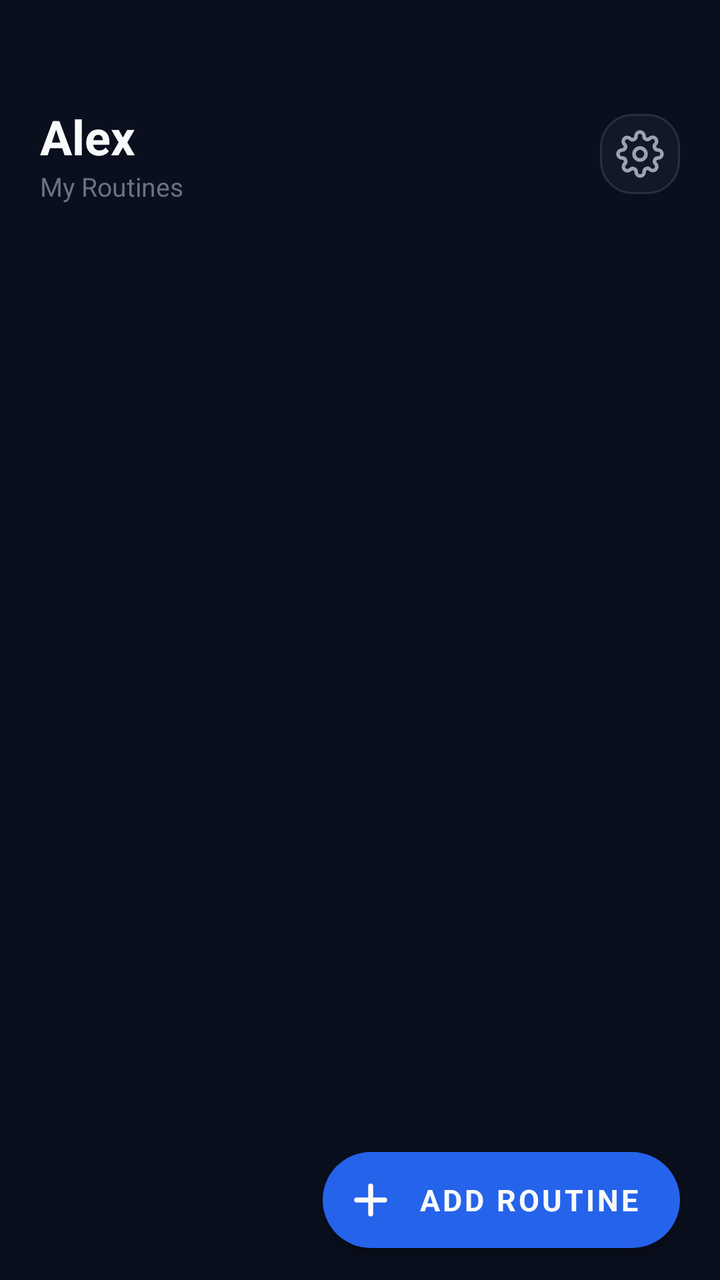
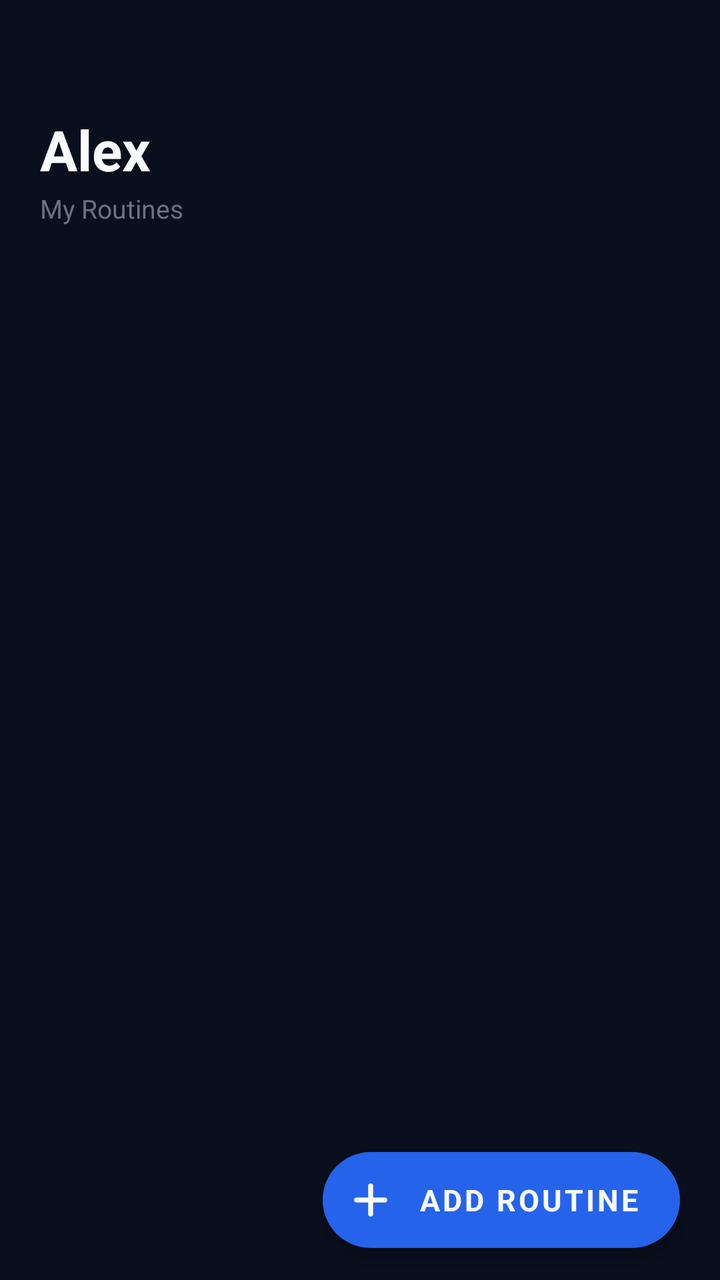

Before-and-after screenshots of an Android layout around one commit, followed by the original layout XML and the change that was made.
<!-- AndroidManifest.xml: application theme Theme.GymbroMAD -->
<!-- res/layout/fragment_routines.xml -->
<?xml version="1.0" encoding="utf-8"?>
<androidx.coordinatorlayout.widget.CoordinatorLayout
    xmlns:android="http://schemas.android.com/apk/res/android"
    xmlns:app="http://schemas.android.com/apk/res-auto"
    android:layout_width="match_parent"
    android:layout_height="match_parent"
    android:background="@color/bg_dark">

    <androidx.constraintlayout.widget.ConstraintLayout
        android:layout_width="match_parent"
        android:layout_height="match_parent">

        
        <LinearLayout
            android:id="@+id/top_bar"
            android:layout_width="0dp"
            android:layout_height="wrap_content"
            android:orientation="horizontal"
            android:gravity="center_vertical"
            android:paddingStart="20dp"
            android:paddingEnd="20dp"
            android:paddingTop="52dp"
            android:paddingBottom="8dp"
            app:layout_constraintTop_toTopOf="parent"
            app:layout_constraintStart_toStartOf="parent"
            app:layout_constraintEnd_toEndOf="parent">

            
            <LinearLayout
                android:layout_width="0dp"
                android:layout_height="wrap_content"
                android:layout_weight="1"
                android:orientation="vertical">

                <TextView
                    android:id="@+id/tv_user_name"
                    android:layout_width="wrap_content"
                    android:layout_height="wrap_content"
                    android:text="Alex"
                    android:textColor="@color/text_primary"
                    android:textSize="24sp"
                    android:textStyle="bold" />

                <TextView
                    android:layout_width="wrap_content"
                    android:layout_height="wrap_content"
                    android:text="My Routines"
                    android:textColor="@color/text_muted"
                    android:textSize="13sp" />

            </LinearLayout>

            
            <ImageButton
                android:id="@+id/btn_settings"
                android:layout_width="40dp"
                android:layout_height="40dp"
                android:src="@drawable/ic_settings"
                android:background="@drawable/bg_stat_card"
                android:padding="8dp"
                android:contentDescription="Settings"
                android:clickable="true"
                android:focusable="true" />

        </LinearLayout>

        
        <androidx.recyclerview.widget.RecyclerView
            android:id="@+id/rv_routines"
            android:layout_width="0dp"
            android:layout_height="0dp"
            android:scrollbars="none"
            android:clipToPadding="false"
            android:paddingTop="8dp"
            android:paddingBottom="100dp"
            app:layout_constraintTop_toBottomOf="@id/top_bar"
            app:layout_constraintBottom_toBottomOf="parent"
            app:layout_constraintStart_toStartOf="parent"
            app:layout_constraintEnd_toEndOf="parent" />

        
        <LinearLayout
            android:id="@+id/empty_routines"
            android:layout_width="wrap_content"
            android:layout_height="wrap_content"
            android:orientation="vertical"
            android:gravity="center"
            android:visibility="gone"
            app:layout_constraintTop_toBottomOf="@id/top_bar"
            app:layout_constraintBottom_toBottomOf="parent"
            app:layout_constraintStart_toStartOf="parent"
            app:layout_constraintEnd_toEndOf="parent">

            <TextView
                android:layout_width="wrap_content"
                android:layout_height="wrap_content"
                android:text="📋"
                android:textSize="48sp" />

            <TextView
                android:layout_width="wrap_content"
                android:layout_height="wrap_content"
                android:text="No routines yet"
                android:textColor="@color/text_primary"
                android:textSize="18sp"
                android:textStyle="bold"
                android:layout_marginTop="12dp" />

            <TextView
                android:layout_width="wrap_content"
                android:layout_height="wrap_content"
                android:text="Tap + to create your first routine"
                android:textColor="@color/text_secondary"
                android:textSize="14sp"
                android:layout_marginTop="6dp" />

        </LinearLayout>

    </androidx.constraintlayout.widget.ConstraintLayout>

    
    <com.google.android.material.floatingactionbutton.ExtendedFloatingActionButton
        android:id="@+id/fab_add_routine"
        android:layout_width="wrap_content"
        android:layout_height="wrap_content"
        android:text="Add Routine"
        android:textColor="@color/text_primary"
        android:textSize="15sp"
        android:textStyle="bold"
        app:icon="@drawable/ic_add"
        app:iconTint="@color/text_primary"
        app:backgroundTint="@color/primary"
        android:layout_gravity="bottom|end"
        android:layout_marginEnd="20dp"
        android:layout_marginBottom="16dp" />

</androidx.coordinatorlayout.widget.CoordinatorLayout>
<!-- resources referenced by this layout -->
<resources>
  <color name="bg_dark">#0A0F1E</color>
  <color name="primary">#2563EB</color>
  <color name="text_muted">#6B7280</color>
  <color name="text_primary">#F9FAFB</color>
  <color name="text_secondary">#9CA3AF</color>
  <!-- drawable bg_stat_card (drawable) -->
  <?xml version="1.0" encoding="utf-8"?>
  <shape xmlns:android="http://schemas.android.com/apk/res/android"
      android:shape="rectangle">
      <solid android:color="@color/bg_card" />
      <corners android:radius="16dp" />
      <stroke android:width="1dp" android:color="@color/bg_elevated" />
  </shape>
  <!-- drawable ic_add (drawable) -->
  <?xml version="1.0" encoding="utf-8"?>
  <vector xmlns:android="http://schemas.android.com/apk/res/android"
      android:width="24dp"
      android:height="24dp"
      android:viewportWidth="24"
      android:viewportHeight="24">
      <path
          android:fillColor="@android:color/transparent"
          android:pathData="M12,5V19M5,12H19"
          android:strokeColor="#FFFFFF"
          android:strokeWidth="2.5"
          android:strokeLineCap="round" />
  </vector>
  <!-- drawable ic_settings (drawable) -->
  <?xml version="1.0" encoding="utf-8"?>
  <vector xmlns:android="http://schemas.android.com/apk/res/android"
      android:width="24dp"
      android:height="24dp"
      android:viewportWidth="24"
      android:viewportHeight="24">
      <path
          android:fillColor="@android:color/transparent"
          android:pathData="M12,15A3,3 0,1,0 12,9a3,3,0 0,0 0,6ZM19.4,15a1.65,1.65 0,0,0 0.33,1.82l0.06,0.06a2,2,0,0,1-2.83,2.83l-0.06,-0.06a1.65,1.65 0,0,0-1.82,-0.33 1.65,1.65 0,0,0-1,1.51V21a2,2 0,0,1-4,0v-0.09A1.65,1.65 0,0,0 9,19.4a1.65,1.65 0,0,0-1.82,0.33l-0.06,0.06a2,2 0,0,1-2.83,-2.83l0.06,-0.06A1.65,1.65 0,0,0 4.68,15a1.65,1.65 0,0,0-1.51,-1H3a2,2 0,0,1,0,-4h0.09A1.65,1.65 0,0,0 4.6,9a1.65,1.65 0,0,0-0.33,-1.82L4.21,7.12a2,2 0,0,1,2.83,-2.83l0.06,0.06A1.65,1.65 0,0,0 9,4.68a1.65,1.65 0,0,0,1,-1.51V3a2,2 0,0,1,4,0v0.09a1.65,1.65 0,0,0,1,1.51 1.65,1.65 0,0,0,1.82,-0.33l0.06,-0.06a2,2 0,0,1,2.83,2.83l-0.06,0.06A1.65,1.65 0,0,0 19.4,9a1.65,1.65 0,0,0,1.51,1H21a2,2 0,0,1,0,4h-0.09a1.65,1.65 0,0,0-1.51,1Z"
          android:strokeColor="#9CA3AF"
          android:strokeWidth="1.8"
          android:strokeLineCap="round"
          android:strokeLineJoin="round" />
  </vector>
  <style name="Theme.GymbroMAD" parent="Theme.MaterialComponents.DayNight.NoActionBar">
          <item name="colorPrimary">@color/primary</item>
          <item name="colorPrimaryDark">@color/primary_dark</item>
          <item name="colorAccent">@color/accent</item>
          <item name="android:windowBackground">@color/bg_dark</item>
          <item name="android:statusBarColor">@color/bg_dark</item>
          <item name="android:navigationBarColor">@color/bg_card</item>
          <item name="android:textColor">@color/text_primary</item>
          <item name="android:fontFamily">sans-serif</item>
      </style>
  <color name="bg_card">#111827</color>
  <color name="bg_elevated">#263043</color>
  <color name="primary_dark">#1D4ED8</color>
  <color name="accent">#60A5FA</color>
</resources>

<!-- the commit's change to res/layout/fragment_routines.xml (unified diff, before → after) -->
@@ -15,52 +15,31 @@
             android:id="@+id/top_bar"
             android:layout_width="0dp"
             android:layout_height="wrap_content"
-            android:orientation="horizontal"
-            android:gravity="center_vertical"
+            android:orientation="vertical"
             android:paddingStart="20dp"
             android:paddingEnd="20dp"
-            android:paddingTop="52dp"
-            android:paddingBottom="8dp"
+            android:paddingTop="56dp"
+            android:paddingBottom="16dp"
             app:layout_constraintTop_toTopOf="parent"
             app:layout_constraintStart_toStartOf="parent"
             app:layout_constraintEnd_toEndOf="parent">
 
-            
-            <LinearLayout
-                android:layout_width="0dp"
+            <TextView
+                android:id="@+id/tv_user_name"
+                android:layout_width="wrap_content"
                 android:layout_height="wrap_content"
-                android:layout_weight="1"
-                android:orientation="vertical">
+                android:text="Alex"
+                android:textColor="@color/text_primary"
+                android:textSize="28sp"
+                android:textStyle="bold" />
 
-                <TextView
-                    android:id="@+id/tv_user_name"
-                    android:layout_width="wrap_content"
-                    android:layout_height="wrap_content"
-                    android:text="Alex"
-                    android:textColor="@color/text_primary"
-                    android:textSize="24sp"
-                    android:textStyle="bold" />
-
-                <TextView
-                    android:layout_width="wrap_content"
-                    android:layout_height="wrap_content"
-                    android:text="My Routines"
-                    android:textColor="@color/text_muted"
-                    android:textSize="13sp" />
-
-            </LinearLayout>
-
-            
-            <ImageButton
-                android:id="@+id/btn_settings"
-                android:layout_width="40dp"
-                android:layout_height="40dp"
-                android:src="@drawable/ic_settings"
-                android:background="@drawable/bg_stat_card"
-                android:padding="8dp"
-                android:contentDescription="Settings"
-                android:clickable="true"
-                android:focusable="true" />
+            <TextView
+                android:layout_width="wrap_content"
+                android:layout_height="wrap_content"
+                android:text="My Routines"
+                android:textColor="@color/text_muted"
+                android:textSize="13sp"
+                android:layout_marginTop="2dp" />
 
         </LinearLayout>
 
@@ -95,24 +74,24 @@
                 android:layout_width="wrap_content"
                 android:layout_height="wrap_content"
                 android:text="📋"
-                android:textSize="48sp" />
+                android:textSize="56sp" />
 
             <TextView
                 android:layout_width="wrap_content"
                 android:layout_height="wrap_content"
                 android:text="No routines yet"
                 android:textColor="@color/text_primary"
-                android:textSize="18sp"
+                android:textSize="20sp"
                 android:textStyle="bold"
-                android:layout_marginTop="12dp" />
+                android:layout_marginTop="16dp" />
 
             <TextView
                 android:layout_width="wrap_content"
                 android:layout_height="wrap_content"
-                android:text="Tap + to create your first routine"
-                android:textColor="@color/text_secondary"
+                android:text="Tap + Add Routine to get started"
+                android:textColor="@color/text_muted"
                 android:textSize="14sp"
-                android:layout_marginTop="6dp" />
+                android:layout_marginTop="8dp" />
 
         </LinearLayout>
 
<!-- resource entries referenced after the edit -->
@@ -4,15 +4,6 @@
   <color name="primary">#2563EB</color>
   <color name="text_muted">#6B7280</color>
   <color name="text_primary">#F9FAFB</color>
-  <color name="text_secondary">#9CA3AF</color>
-  <!-- drawable bg_stat_card (drawable) -->
-  <?xml version="1.0" encoding="utf-8"?>
-  <shape xmlns:android="http://schemas.android.com/apk/res/android"
-      android:shape="rectangle">
-      <solid android:color="@color/bg_card" />
-      <corners android:radius="16dp" />
-      <stroke android:width="1dp" android:color="@color/bg_elevated" />
-  </shape>
   <!-- drawable ic_add (drawable) -->
   <?xml version="1.0" encoding="utf-8"?>
   <vector xmlns:android="http://schemas.android.com/apk/res/android"
@@ -27,21 +18,6 @@
           android:strokeWidth="2.5"
           android:strokeLineCap="round" />
   </vector>
-  <!-- drawable ic_settings (drawable) -->
-  <?xml version="1.0" encoding="utf-8"?>
-  <vector xmlns:android="http://schemas.android.com/apk/res/android"
-      android:width="24dp"
-      android:height="24dp"
-      android:viewportWidth="24"
-      android:viewportHeight="24">
-      <path
-          android:fillColor="@android:color/transparent"
-          android:pathData="M12,15A3,3 0,1,0 12,9a3,3,0 0,0 0,6ZM19.4,15a1.65,1.65 0,0,0 0.33,1.82l0.06,0.06a2,2,0,0,1-2.83,2.83l-0.06,-0.06a1.65,1.65 0,0,0-1.82,-0.33 1.65,1.65 0,0,0-1,1.51V21a2,2 0,0,1-4,0v-0.09A1.65,1.65 0,0,0 9,19.4a1.65,1.65 0,0,0-1.82,0.33l-0.06,0.06a2,2 0,0,1-2.83,-2.83l0.06,-0.06A1.65,1.65 0,0,0 4.68,15a1.65,1.65 0,0,0-1.51,-1H3a2,2 0,0,1,0,-4h0.09A1.65,1.65 0,0,0 4.6,9a1.65,1.65 0,0,0-0.33,-1.82L4.21,7.12a2,2 0,0,1,2.83,-2.83l0.06,0.06A1.65,1.65 0,0,0 9,4.68a1.65,1.65 0,0,0,1,-1.51V3a2,2 0,0,1,4,0v0.09a1.65,1.65 0,0,0,1,1.51 1.65,1.65 0,0,0,1.82,-0.33l0.06,-0.06a2,2 0,0,1,2.83,2.83l-0.06,0.06A1.65,1.65 0,0,0 19.4,9a1.65,1.65 0,0,0,1.51,1H21a2,2 0,0,1,0,4h-0.09a1.65,1.65 0,0,0-1.51,1Z"
-          android:strokeColor="#9CA3AF"
-          android:strokeWidth="1.8"
-          android:strokeLineCap="round"
-          android:strokeLineJoin="round" />
-  </vector>
   <style name="Theme.GymbroMAD" parent="Theme.MaterialComponents.DayNight.NoActionBar">
           <item name="colorPrimary">@color/primary</item>
           <item name="colorPrimaryDark">@color/primary_dark</item>
@@ -53,7 +29,6 @@
           <item name="android:fontFamily">sans-serif</item>
       </style>
   <color name="bg_card">#111827</color>
-  <color name="bg_elevated">#263043</color>
   <color name="primary_dark">#1D4ED8</color>
   <color name="accent">#60A5FA</color>
 </resources>
